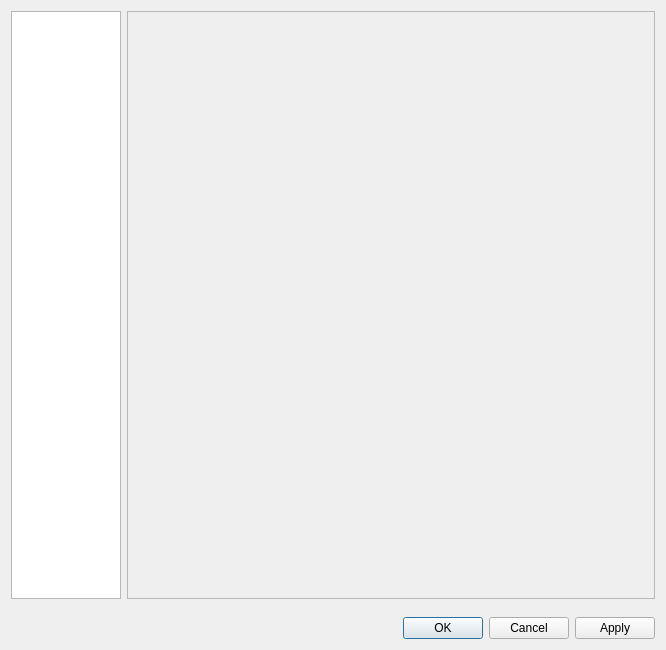
Above: src/preferences/configdialog.ui from nschimme/MMapper before the change. Below: the same form after it.
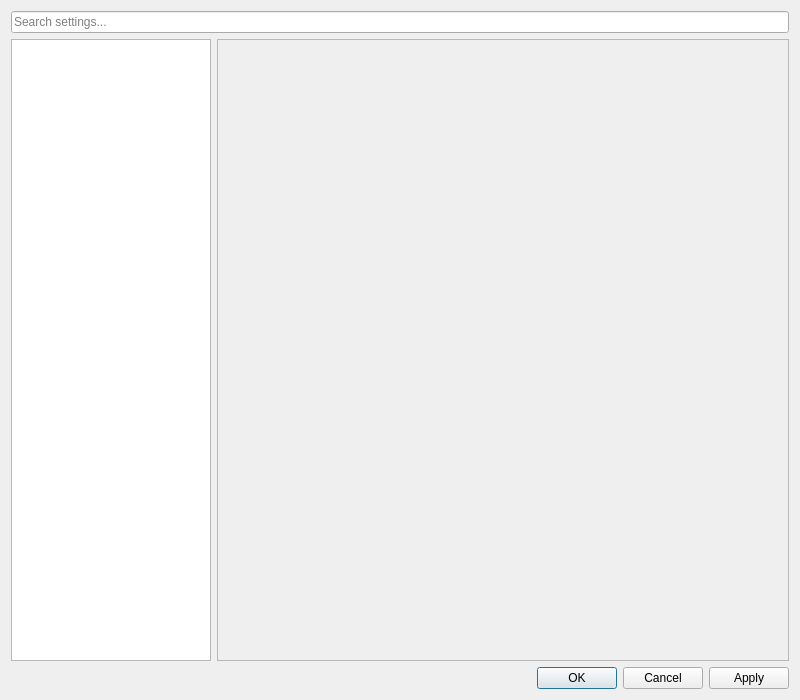
That is the form after the change.

Commit message: Overhaul Preferences UX with browser-like search

The edit to the form file:
```diff
--- a/src/preferences/configdialog.ui
+++ b/src/preferences/configdialog.ui
@@ -6,83 +6,59 @@
    <rect>
     <x>0</x>
     <y>0</y>
-    <width>666</width>
-    <height>650</height>
+    <width>800</width>
+    <height>700</height>
    </rect>
   </property>
   <layout class="QVBoxLayout" name="_4">
    <item>
-    <layout class="QHBoxLayout" name="_3">
+    <layout class="QHBoxLayout" name="topLayout">
+     <item>
+      <widget class="QLineEdit" name="searchBar">
+       <property name="placeholderText">
+        <string>Search settings...</string>
+       </property>
+       <property name="clearButtonEnabled">
+        <bool>true</bool>
+       </property>
+      </widget>
+     </item>
+    </layout>
+   </item>
+   <item>
+    <layout class="QHBoxLayout" name="contentLayout">
      <item>
       <widget class="QListWidget" name="contentsWidget">
        <property name="minimumSize">
         <size>
-         <width>110</width>
+         <width>150</width>
          <height>0</height>
         </size>
        </property>
        <property name="maximumSize">
         <size>
-         <width>110</width>
+         <width>200</width>
          <height>16777215</height>
         </size>
        </property>
-       <property name="iconSize">
-        <size>
-         <width>70</width>
-         <height>70</height>
-        </size>
-       </property>
-       <property name="spacing">
-        <number>9</number>
-       </property>
-       <property name="viewMode">
-        <enum>QListView::IconMode</enum>
-       </property>
       </widget>
      </item>
      <item>
       <widget class="QScrollArea" name="pagesScrollArea">
-       <property name="minimumSize">
-        <size>
-         <width>520</width>
-         <height>300</height>
-        </size>
-       </property>
        <property name="widgetResizable">
         <bool>true</bool>
        </property>
        <widget class="QWidget" name="scrollAreaWidgetContents">
-        <property name="geometry">
-         <rect>
-          <x>0</x>
-          <y>0</y>
-          <width>518</width>
-          <height>558</height>
-         </rect>
-        </property>
-        <layout class="QHBoxLayout" name="horizontalLayout_3"/>
+        <layout class="QVBoxLayout" name="scrollLayout">
+         <property name="spacing">
+          <number>20</number>
+         </property>
+        </layout>
        </widget>
       </widget>
      </item>
     </layout>
    </item>
-   <item>
-    <spacer name="closeSpacer">
-     <property name="orientation">
-      <enum>Qt::Vertical</enum>
-     </property>
-     <property name="sizeType">
-      <enum>QSizePolicy::Fixed</enum>
-     </property>
-     <property name="sizeHint" stdset="0">
-      <size>
-       <width>12</width>
-       <height>12</height>
-      </size>
-     </property>
-    </spacer>
-   </item>
    <item>
     <widget class="QDialogButtonBox" name="buttonBox">
      <property name="standardButtons">
```
Left out of the diff: 2 changed lines with no effect on the pictures. The commit also changes 13 other files.
